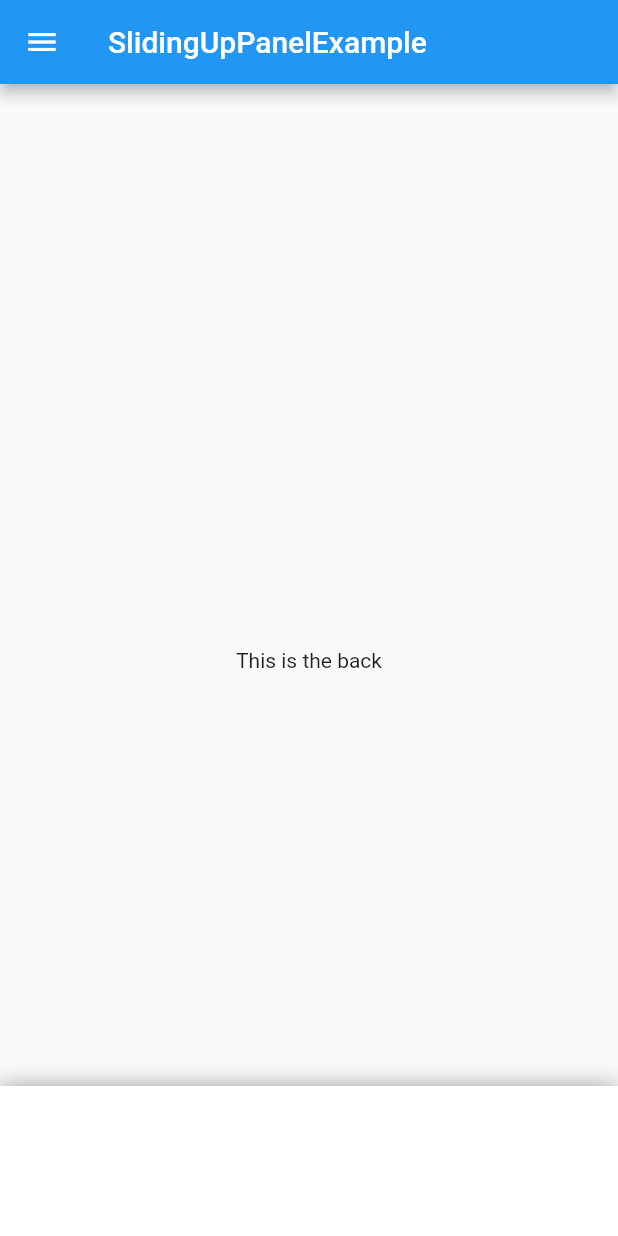
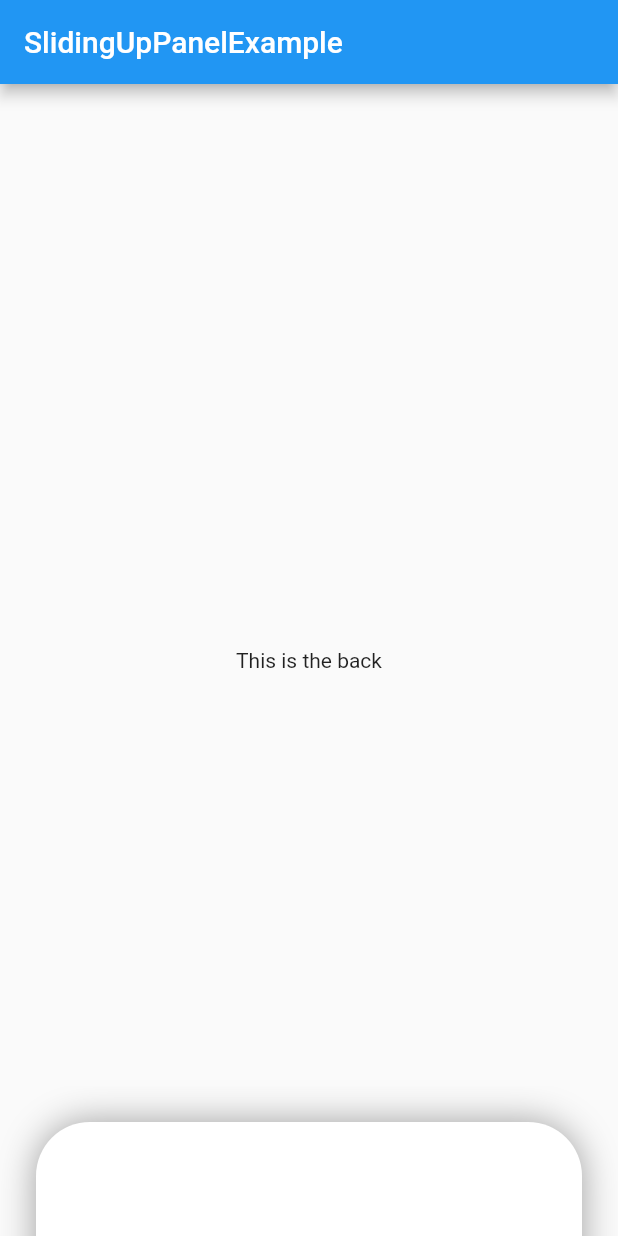
Before and after one commit to akshathjain/sliding_up_panel, a Flutter app: the screen it shows after launch, on a phone screen of 412 x 824 dp. Run offline on Flutter 3.47's test engine with Material 2 defaults, Android fonts, the phone set to English and light mode, and no system bars.

Commit message:
added option to disable rendering off the panel sheet

```diff
--- a/example/lib/main.dart
+++ b/example/lib/main.dart
@@ -38,7 +38,6 @@ class _HomePageState extends State<HomePage> {
       appBar: AppBar(
         title: Text("SlidingUpPanelExample"),
       ),
-      drawer: Drawer(),
       body: _body(),
     );
   }
@@ -46,15 +45,39 @@ class _HomePageState extends State<HomePage> {
   Widget _body(){
     return SlidingUpPanel(
       back: Center(child: Text("This is the back"),),
-      // panelCollapsed: Container(
-      //   decoration: BoxDecoration(
-      //     color: Colors.blueGrey,
-      //   ),
-      //   child: Center(
-      //     child: Text("This is the SlidingUpPanel when closed", style: TextStyle(color: Colors.white),),
-      //   ),
-      // ),
-      panelOpen: Center(
+      //panelCollapsed: _floatingClosed(),
+      renderSheet: false,
+      panelOpen: _floatingOpen(),
+    );
+  }
+
+  Widget _floatingClosed(){
+    return Container(
+      decoration: BoxDecoration(
+        color: Colors.blueGrey,
+        borderRadius: BorderRadius.all(Radius.circular(24.0)),
+      ),
+      margin: const EdgeInsets.all(10.0),
+      child: Center(
+        child: Text("This is the SlidingUpPanel when closed", style: TextStyle(color: Colors.white),),
+      ),
+    );
+  }
+
+  Widget _floatingOpen(){
+    return Container(
+      decoration: BoxDecoration(
+        color: Colors.white,
+        borderRadius: BorderRadius.all(Radius.circular(36.0)),
+        boxShadow: [
+          BoxShadow(
+            blurRadius: 20.0,
+            color: Colors.grey,
+          ),
+        ]
+      ),
+      margin: const EdgeInsets.all(24.0),
+      child: Center(
         child: Text("This is the SlidingUpPanel when open"),
       ),
     );
--- a/lib/sliding_up_panel.dart
+++ b/lib/sliding_up_panel.dart
@@ -42,6 +42,9 @@ class SlidingUpPanel extends StatefulWidget {
   /// The amount to inset the children of the sliding panel.
   final EdgeInsetsGeometry padding;
 
+  /// Empty space surrounding the sliding panel.
+  final EdgeInsetsGeometry margin;
+
   /// Signals whether or not to render the sliding panel sheet.
   /// Setting this to false means that only [back], [panelCollapsed], and the [panelOpen] Widgets will be rendered.
   /// Set this to false if you want to achieve a floating effect or want more customization over how the sliding panel
@@ -65,6 +68,7 @@ class SlidingUpPanel extends StatefulWidget {
     ],
     this.color = Colors.white,
     this.padding,
+    this.margin,
     this.renderSheet = true,
   }) : super(key: key);
 
@@ -116,6 +120,7 @@ class _Slider extends StatefulWidget {
   final List<BoxShadow> boxShadows;
   final Color color;
   final EdgeInsetsGeometry padding;
+  final EdgeInsetsGeometry margin;
   final bool renderSheet;
 
   _Slider({
@@ -129,6 +134,7 @@ class _Slider extends StatefulWidget {
     this.boxShadows,
     this.color,
     this.padding,
+    this.margin,
     this.renderSheet,
   }) : super (key: key);
 
@@ -159,22 +165,23 @@ class _SliderState extends State<_Slider> with SingleTickerProviderStateMixin{
       onVerticalDragEnd: _settle,
       child: Container(
         height: _controller.value * (widget.openHeight - widget.closedHeight) + widget.closedHeight,
+        margin: widget.margin,
         padding: widget.padding,
-        decoration: BoxDecoration(
+        decoration: widget.renderSheet ? BoxDecoration(
           border: widget.border,
           borderRadius: widget.borderRadius,
           boxShadow: widget.boxShadows,
           color: widget.color,
-        ),
+        ) : null,
         child: Stack(
           children: <Widget>[
 
             //open panel
             Positioned(
               top: 0.0,
+              width: MediaQuery.of(context).size.width,
               child: Container(
                 height: widget.openHeight,
-                width: MediaQuery.of(context).size.width,
                 child: widget.full,
               )
             ),
```
